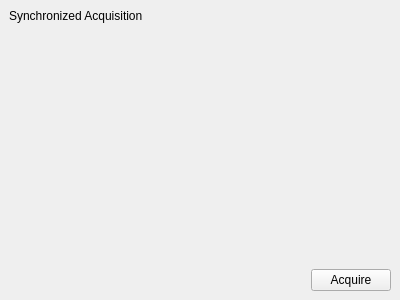
Qt form source/qxrdsynchronizedacquisitiondialog.ui (guyjennings/qxrd) before a commit.
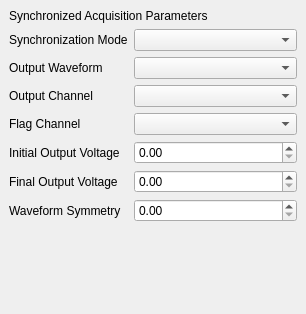
The same form after that commit.

Commit message: Support for synchronized acquisition parameters and control panel

What changed in the file:
```diff
--- a/source/qxrdsynchronizedacquisitiondialog.ui
+++ b/source/qxrdsynchronizedacquisitiondialog.ui
@@ -6,23 +6,86 @@
    <rect>
     <x>0</x>
     <y>0</y>
-    <width>400</width>
-    <height>300</height>
+    <width>306</width>
+    <height>314</height>
    </rect>
   </property>
   <property name="windowTitle">
    <string>Sync Acq</string>
   </property>
   <widget class="QWidget" name="dockWidgetContents">
-   <layout class="QGridLayout" name="gridLayout">
-    <item row="0" column="0" colspan="2">
-     <widget class="QLabel" name="label">
-      <property name="text">
-       <string>Synchronized Acquisition</string>
-      </property>
-     </widget>
-    </item>
+   <layout class="QFormLayout" name="formLayout">
     <item row="1" column="0">
+     <widget class="QLabel" name="label_2">
+      <property name="text">
+       <string>Synchronization Mode</string>
+      </property>
+     </widget>
+    </item>
+    <item row="1" column="1">
+     <widget class="QComboBox" name="m_SyncAcqMode"/>
+    </item>
+    <item row="2" column="0">
+     <widget class="QLabel" name="label_3">
+      <property name="text">
+       <string>Output Waveform</string>
+      </property>
+     </widget>
+    </item>
+    <item row="2" column="1">
+     <widget class="QComboBox" name="m_SyncAcqWfm"/>
+    </item>
+    <item row="3" column="0">
+     <widget class="QLabel" name="label_7">
+      <property name="text">
+       <string>Output Channel</string>
+      </property>
+     </widget>
+    </item>
+    <item row="3" column="1">
+     <widget class="QComboBox" name="m_SyncAcqOutChan"/>
+    </item>
+    <item row="4" column="0">
+     <widget class="QLabel" name="label_8">
+      <property name="text">
+       <string>Flag Channel</string>
+      </property>
+     </widget>
+    </item>
+    <item row="4" column="1">
+     <widget class="QComboBox" name="m_SyncAcqFlagChan"/>
+    </item>
+    <item row="5" column="0">
+     <widget class="QLabel" name="label_4">
+      <property name="text">
+       <string>Initial Output Voltage</string>
+      </property>
+     </widget>
+    </item>
+    <item row="5" column="1">
+     <widget class="QDoubleSpinBox" name="m_SyncAcqMinimum"/>
+    </item>
+    <item row="6" column="0">
+     <widget class="QLabel" name="label_5">
+      <property name="text">
+       <string>Final Output Voltage</string>
+      </property>
+     </widget>
+    </item>
+    <item row="6" column="1">
+     <widget class="QDoubleSpinBox" name="m_SyncAcqMaximum"/>
+    </item>
+    <item row="7" column="0">
+     <widget class="QLabel" name="label_6">
+      <property name="text">
+       <string>Waveform Symmetry</string>
+      </property>
+     </widget>
+    </item>
+    <item row="7" column="1">
+     <widget class="QDoubleSpinBox" name="m_SyncAcqSymmetry"/>
+    </item>
+    <item row="8" column="0" colspan="2">
      <spacer name="verticalSpacer">
       <property name="orientation">
        <enum>Qt::Vertical</enum>
@@ -35,23 +98,10 @@
       </property>
      </spacer>
     </item>
-    <item row="2" column="0">
-     <spacer name="horizontalSpacer">
-      <property name="orientation">
-       <enum>Qt::Horizontal</enum>
-      </property>
-      <property name="sizeHint" stdset="0">
-       <size>
-        <width>293</width>
-        <height>20</height>
-       </size>
-      </property>
-     </spacer>
-    </item>
-    <item row="2" column="1">
-     <widget class="QPushButton" name="pushButton">
+    <item row="0" column="0" colspan="2">
+     <widget class="QLabel" name="label">
       <property name="text">
-       <string>Acquire</string>
+       <string>Synchronized Acquisition Parameters</string>
       </property>
      </widget>
     </item>
```
The commit also changes 11 other files.
